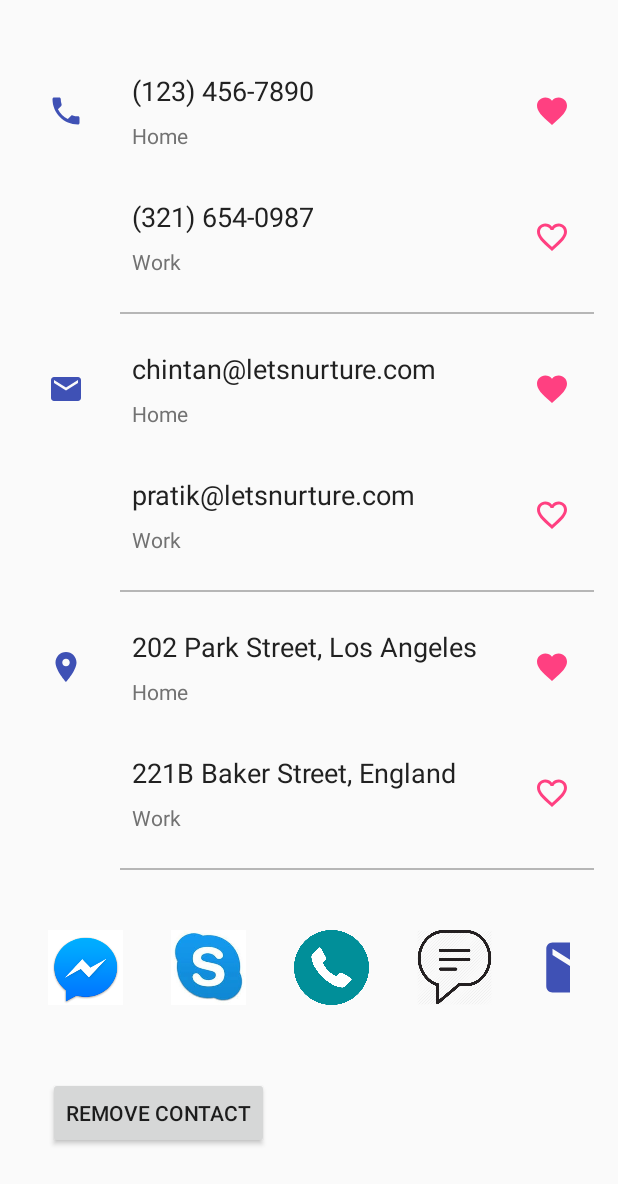
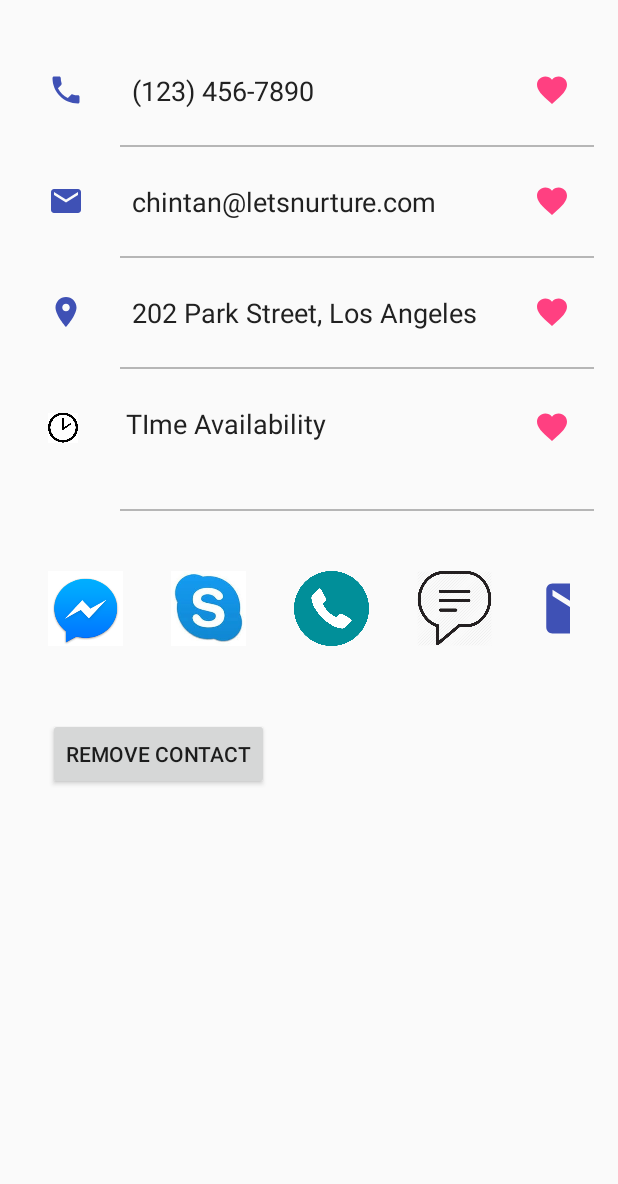
Before and after one commit to justinchuby/CranberryMelon, an Android app: the layout content_profile.xml on its own in the app's theme, with its tools: preview values and no code run, on a phone screen of 412 x 824 dp. Shown: the top 1184 px of the screen. Run offline under Robolectric (Android 15) with nearby library versions, the phone set to English and light mode, and no system bars.

Commit message:
profilepage_v2

```diff
--- a/app/src/main/res/layout/content_profile.xml
+++ b/app/src/main/res/layout/content_profile.xml
@@ -39,17 +39,6 @@
                 android:textAppearance="@style/TextAppearance.AppCompat.Medium"
                 android:textColor="#212121" />
 
-            <TextView
-                android:layout_width="wrap_content"
-                android:layout_height="wrap_content"
-                android:layout_below="@id/tvNumber1"
-                android:layout_marginLeft="@dimen/activity_horizontal_margin"
-                android:layout_marginTop="8dp"
-                android:layout_toRightOf="@id/ivContactItem1"
-                android:text="Home"
-                android:textAppearance="@style/TextAppearance.AppCompat.Small"
-                android:textColor="#727272" />
-
             <ToggleButton
                 android:id="@+id/chkState1"
                 android:layout_width="24dp"
@@ -59,58 +48,6 @@
                 android:layout_marginLeft="@dimen/activity_horizontal_margin"
                 android:background="@drawable/toggle_selector"
                 android:checked="true"
-                android:padding="6dp"
-                android:textOff=""
-                android:textOn="" />
-
-        </RelativeLayout>
-
-        <RelativeLayout
-            android:layout_width="match_parent"
-            android:layout_height="wrap_content"
-            android:background="?attr/selectableItemBackground"
-            android:clickable="true"
-            android:padding="@dimen/activity_horizontal_margin">
-
-            <ImageView
-                android:id="@+id/ivContactItem2"
-                android:layout_width="wrap_content"
-                android:layout_height="wrap_content"
-                android:layout_centerVertical="true"
-                android:layout_marginRight="@dimen/activity_horizontal_margin"
-                android:src="@drawable/ic_phone_black"
-                android:visibility="invisible" />
-
-            <TextView
-                android:id="@+id/tvNumber2"
-                android:layout_width="wrap_content"
-                android:layout_height="wrap_content"
-                android:layout_marginLeft="@dimen/activity_horizontal_margin"
-                android:layout_toRightOf="@id/ivContactItem2"
-                android:text="(321) 654-0987"
-                android:textAppearance="@style/TextAppearance.AppCompat.Medium"
-                android:textColor="#212121" />
-
-            <TextView
-                android:layout_width="wrap_content"
-                android:layout_height="wrap_content"
-                android:layout_below="@id/tvNumber2"
-                android:layout_marginLeft="@dimen/activity_horizontal_margin"
-                android:layout_marginTop="8dp"
-                android:layout_toRightOf="@id/ivContactItem2"
-                android:text="Work"
-                android:textAppearance="@style/TextAppearance.AppCompat.Small"
-                android:textColor="#727272" />
-
-            <ToggleButton
-                android:id="@+id/chkState2"
-                android:layout_width="24dp"
-                android:layout_height="24dp"
-                android:layout_alignParentRight="true"
-                android:layout_centerVertical="true"
-                android:layout_marginLeft="@dimen/activity_horizontal_margin"
-                android:background="@drawable/toggle_selector"
-                android:checked="false"
                 android:padding="6dp"
                 android:textOff=""
                 android:textOn="" />
@@ -147,17 +84,6 @@
                 android:textAppearance="@style/TextAppearance.AppCompat.Medium"
                 android:textColor="#212121" />
 
-            <TextView
-                android:layout_width="wrap_content"
-                android:layout_height="wrap_content"
-                android:layout_below="@id/tvNumber3"
-                android:layout_marginLeft="@dimen/activity_horizontal_margin"
-                android:layout_marginTop="8dp"
-                android:layout_toRightOf="@id/ivContactItem3"
-                android:text="Home"
-                android:textAppearance="@style/TextAppearance.AppCompat.Small"
-                android:textColor="#727272" />
-
             <ToggleButton
                 android:id="@+id/chkState3"
                 android:layout_width="24dp"
@@ -167,60 +93,6 @@
                 android:layout_marginLeft="@dimen/activity_horizontal_margin"
                 android:background="@drawable/toggle_selector"
                 android:checked="true"
-                android:padding="6dp"
-                android:textOff=""
-                android:textOn="" />
-
-        </RelativeLayout>
-
-        <RelativeLayout
-            android:layout_width="match_parent"
-            android:layout_height="wrap_content"
-            android:background="?attr/selectableItemBackground"
-            android:clickable="true"
-            android:padding="@dimen/activity_horizontal_margin">
-
-            <ImageView
-                android:id="@+id/ivContactItem4"
-                android:layout_width="wrap_content"
-                android:layout_height="wrap_content"
-                android:layout_centerVertical="true"
-                android:layout_marginRight="@dimen/activity_horizontal_margin"
-                android:src="@drawable/ic_email_black"
-                android:visibility="invisible" />
-
-            <TextView
-                android:id="@+id/tvNumber4"
-                android:layout_width="wrap_content"
-                android:layout_height="wrap_content"
-                android:layout_marginLeft="@dimen/activity_horizontal_margin"
-                android:layout_toRightOf="@id/ivContactItem4"
-                android:layout_toLeftOf="@+id/chkState4"
-                android:ellipsize="end"
-                android:maxLines="1"
-                android:text="pratik@letsnurture.com"
-                android:textAppearance="@style/TextAppearance.AppCompat.Medium"
-                android:textColor="#212121" />
-
-            <TextView
-                android:layout_width="wrap_content"
-                android:layout_height="wrap_content"
-                android:layout_below="@id/tvNumber4"
-                android:layout_marginLeft="@dimen/activity_horizontal_margin"
-                android:layout_marginTop="8dp"
-                android:layout_toRightOf="@id/ivContactItem4"
-                android:text="Work"
-                android:textAppearance="@style/TextAppearance.AppCompat.Small"
-                android:textColor="#727272" />
-
-            <ToggleButton
-                android:id="@+id/chkState4"
-                android:layout_width="24dp"
-                android:layout_height="24dp"
-                android:layout_alignParentRight="true"
-                android:layout_centerVertical="true"
-                android:layout_marginLeft="@dimen/activity_horizontal_margin"
-                android:background="@drawable/toggle_selector"
                 android:padding="6dp"
                 android:textOff=""
                 android:textOn="" />
@@ -257,17 +129,6 @@
                 android:textAppearance="@style/TextAppearance.AppCompat.Medium"
                 android:textColor="#212121" />
 
-            <TextView
-                android:layout_width="wrap_content"
-                android:layout_height="wrap_content"
-                android:layout_below="@id/tvNumber5"
-                android:layout_marginLeft="@dimen/activity_horizontal_margin"
-                android:layout_marginTop="8dp"
-                android:layout_toRightOf="@id/ivContactItem5"
-                android:text="Home"
-                android:textAppearance="@style/TextAppearance.AppCompat.Small"
-                android:textColor="#727272" />
-
             <ToggleButton
                 android:id="@+id/chkState5"
                 android:layout_width="24dp"
@@ -283,21 +144,22 @@
 
         </RelativeLayout>
 
+        <include layout="@layout/item_divider" />
+
         <RelativeLayout
             android:layout_width="match_parent"
             android:layout_height="wrap_content"
             android:background="?attr/selectableItemBackground"
-            android:clickable="true"
             android:padding="@dimen/activity_horizontal_margin">
 
             <ImageView
                 android:id="@+id/ivContactItem6"
-                android:layout_width="wrap_content"
-                android:layout_height="wrap_content"
+                android:layout_width="20dp"
+                android:layout_height="30dp"
                 android:layout_centerVertical="true"
                 android:layout_marginRight="@dimen/activity_horizontal_margin"
-                android:src="@drawable/ic_email_black"
-                android:visibility="invisible" />
+                android:src="@drawable/clock_icon"
+                />
 
             <TextView
                 android:id="@+id/tvNumber6"
@@ -308,21 +170,9 @@
                 android:layout_toLeftOf="@+id/chkState6"
                 android:ellipsize="end"
                 android:maxLines="1"
-                android:text="221B Baker Street, England"
+                android:text="TIme Availability"
                 android:textAppearance="@style/TextAppearance.AppCompat.Medium"
                 android:textColor="#212121" />
-
-            <TextView
-                android:layout_width="wrap_content"
-                android:layout_height="wrap_content"
-                android:layout_below="@id/tvNumber6"
-                android:layout_marginLeft="@dimen/activity_horizontal_margin"
-                android:layout_marginTop="8dp"
-                android:layout_toRightOf="@id/ivContactItem6"
-                android:text="Work"
-                android:textAppearance="@style/TextAppearance.AppCompat.Small"
-                android:textColor="#727272" />
-
             <ToggleButton
                 android:id="@+id/chkState6"
                 android:layout_width="24dp"
@@ -331,14 +181,26 @@
                 android:layout_centerVertical="true"
                 android:layout_marginLeft="@dimen/activity_horizontal_margin"
                 android:background="@drawable/toggle_selector"
+                android:checked="true"
                 android:padding="6dp"
                 android:textOff=""
                 android:textOn="" />
-
         </RelativeLayout>
+        <ListView
+                android:layout_marginLeft="@dimen/activity_horizontal_margin"
+                android:id="@+id/sampleListView"
+                android:layout_width="fill_parent"
+                android:layout_height="fill_parent"
+                android:layout_marginBottom="10dp"
+                android:layout_marginTop="5dp"
+                android:background="@android:color/transparent"
+                android:cacheColorHint="@android:color/transparent"
+                android:divider="#CCCCCC"
+                android:dividerHeight="1dp"
+                android:paddingLeft="2dp" >
+        </ListView>
 
         <include layout="@layout/item_divider" />
-
         <LinearLayout
             android:layout_width="match_parent"
             android:layout_height="wrap_content"
@@ -352,6 +214,7 @@
                 android:layout_marginBottom="@dimen/activity_horizontal_margin"
                 android:layout_marginRight="@dimen/fab_margin"
                 android:layout_marginTop="@dimen/activity_horizontal_margin"
+                android:clickable="true"
                 android:src="@drawable/facebook_messenger_android"/>
 
             <ImageView
@@ -362,6 +225,7 @@
                 android:layout_marginLeft="@dimen/fab_margin"
                 android:layout_marginBottom="@dimen/activity_horizontal_margin"
                 android:layout_marginTop="@dimen/activity_horizontal_margin"
+                android:clickable="true"
                 android:src="@drawable/skype_icon"/>
             <ImageView
                 android:id="@+id/LinkPhoneCall"
@@ -371,6 +235,7 @@
                 android:layout_marginLeft="@dimen/fab_margin"
                 android:layout_marginBottom="@dimen/activity_horizontal_margin"
                 android:layout_marginTop="@dimen/activity_horizontal_margin"
+                android:clickable="true"
                 android:src="@drawable/phone_call_icon"/>
             <ImageView
                 android:layout_width="50dp"
@@ -379,6 +244,7 @@
                 android:layout_marginLeft="@dimen/fab_margin"
                 android:layout_marginBottom="@dimen/activity_horizontal_margin"
                 android:layout_marginTop="@dimen/activity_horizontal_margin"
+                android:clickable="true"
                 android:src="@drawable/messege"/>
 
             <ImageView
@@ -389,6 +255,7 @@
                 android:layout_marginLeft="@dimen/fab_margin"
                 android:layout_marginBottom="@dimen/activity_horizontal_margin"
                 android:layout_marginTop="@dimen/activity_horizontal_margin"
+                android:clickable="true"
                 android:src="@drawable/ic_email_black"/>
             <ImageView
                 android:id="@+id/LinkFB"
@@ -398,7 +265,8 @@
                 android:layout_marginLeft="@dimen/fab_margin"
                 android:layout_marginBottom="@dimen/activity_horizontal_margin"
                 android:layout_marginTop="@dimen/activity_horizontal_margin"
-                android:src="@drawable/fb_icon"/>
+                android:src="@drawable/fb_icon"
+                android:clickable="true"/>
              </LinearLayout>
 
         <LinearLayout
@@ -411,6 +279,7 @@
                 android:layout_height="wrap_content"
                 android:layout_marginBottom="@dimen/activity_horizontal_margin"
                 android:layout_marginTop="@dimen/activity_horizontal_margin"
+                android:clickable="true"
                 android:text="Remove Contact" />
         </LinearLayout>
     </LinearLayout>
```
Also changed, not shown: app/src/main/res/drawable/clock_icon.png (added).
